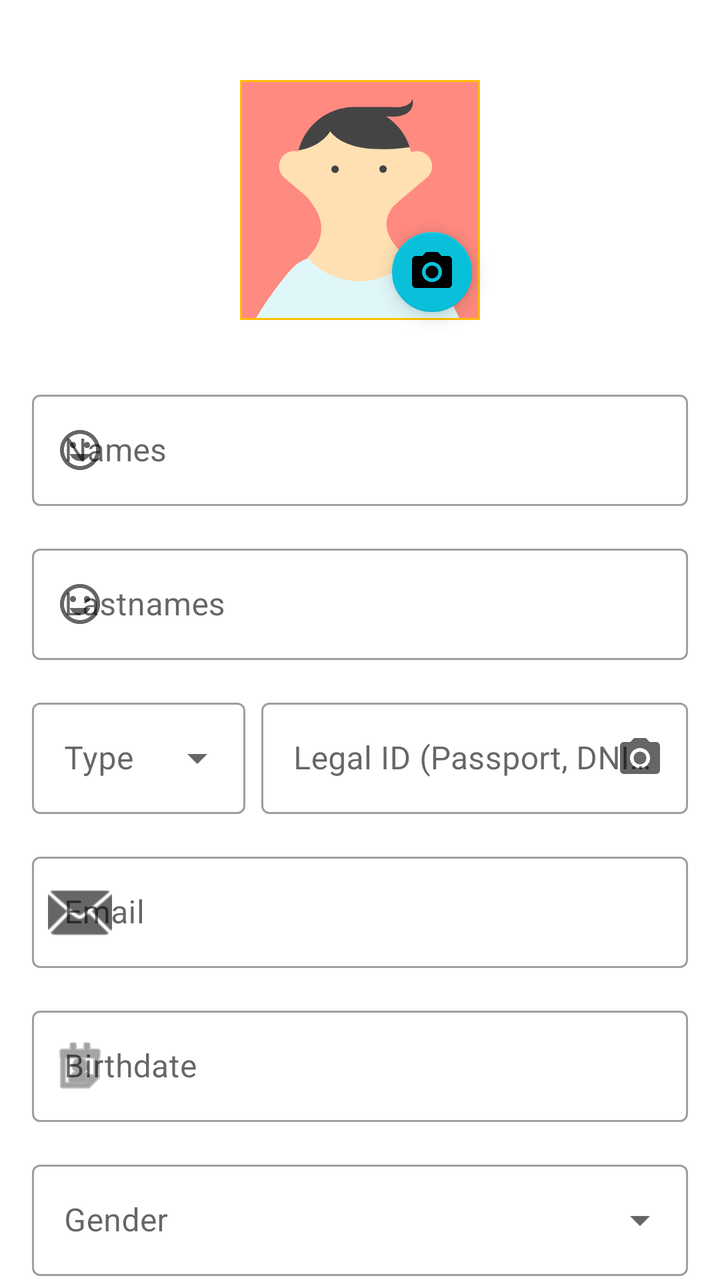
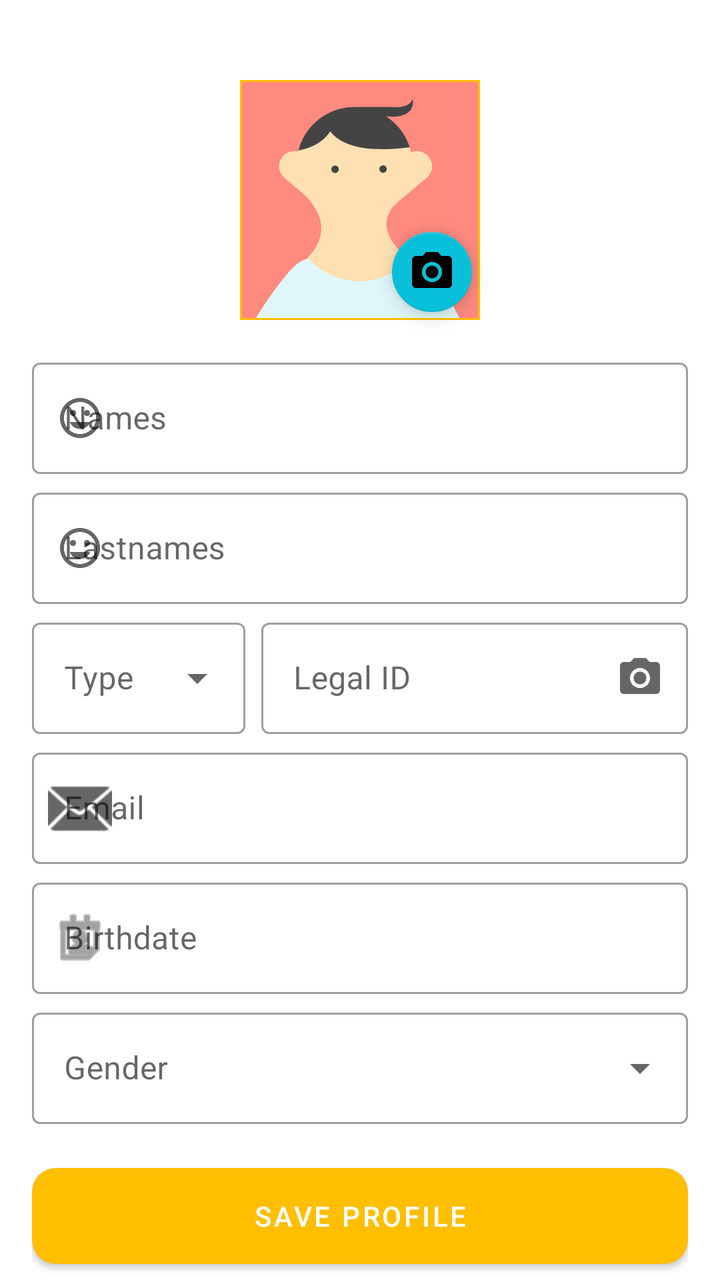

Screens rendered from an Android XML layout before and after an edit, with the pre-edit source and the edit as a unified diff.
<!-- AndroidManifest.xml: application theme Theme.QhagoApp -->
<!-- res/layout/fragment_profile.xml -->
<?xml version="1.0" encoding="utf-8"?>
<androidx.core.widget.NestedScrollView xmlns:android="http://schemas.android.com/apk/res/android"
    xmlns:app="http://schemas.android.com/apk/res-auto"
    xmlns:tools="http://schemas.android.com/tools"
    android:layout_width="match_parent"
    android:layout_height="match_parent"
    android:fillViewport="true"
    android:background="?attr/colorSurface">

    <androidx.constraintlayout.widget.ConstraintLayout
        android:layout_width="match_parent"
        android:layout_height="wrap_content"
        android:paddingHorizontal="@dimen/fragment_horizontal_margin"
        android:paddingVertical="24dp">

        
        <com.google.android.material.imageview.ShapeableImageView
            android:id="@+id/iv_profile_image"
            android:layout_width="120dp"
            android:layout_height="120dp"
            android:layout_marginTop="16dp"
            android:scaleType="centerCrop"
            app:shapeAppearanceOverlay="@style/ShapeAppearance.MaterialComponents.LargeComponent"
            app:strokeColor="?attr/colorPrimary"
            app:strokeWidth="2dp"
            app:layout_constraintTop_toTopOf="parent"
            app:layout_constraintStart_toStartOf="parent"
            app:layout_constraintEnd_toEndOf="parent"
            android:src="@drawable/avatar_1"
            android:contentDescription="@string/profile_image_content_description" />

        <com.google.android.material.floatingactionbutton.FloatingActionButton
            android:id="@+id/fab_edit_image"
            android:layout_width="wrap_content"
            android:layout_height="wrap_content"
            app:fabSize="mini"
            app:srcCompat="@drawable/ic_camera_black_24dp"
            app:layout_constraintBottom_toBottomOf="@id/iv_profile_image"
            app:layout_constraintEnd_toEndOf="@id/iv_profile_image"
            android:contentDescription="@string/profile_image_content_description" />

        
        <com.google.android.material.textfield.TextInputLayout
            android:id="@+id/til_names"
            style="@style/Widget.MaterialComponents.TextInputLayout.OutlinedBox"
            android:layout_width="match_parent"
            android:layout_height="wrap_content"
            android:layout_marginTop="32dp"
            android:hint="@string/prompt_names"
            app:startIconDrawable="@drawable/ic_profile"
            app:layout_constraintTop_toBottomOf="@id/iv_profile_image">

            <com.google.android.material.textfield.TextInputEditText
                android:id="@+id/et_names"
                android:layout_width="match_parent"
                android:layout_height="wrap_content"
                android:inputType="textPersonName" />
        </com.google.android.material.textfield.TextInputLayout>

        
        <com.google.android.material.textfield.TextInputLayout
            android:id="@+id/til_lastnames"
            style="@style/Widget.MaterialComponents.TextInputLayout.OutlinedBox"
            android:layout_width="match_parent"
            android:layout_height="wrap_content"
            android:layout_marginTop="16dp"
            android:hint="@string/prompt_lastnames"
            app:startIconDrawable="@drawable/ic_profile"
            app:layout_constraintTop_toBottomOf="@id/til_names">

            <com.google.android.material.textfield.TextInputEditText
                android:id="@+id/et_lastnames"
                android:layout_width="match_parent"
                android:layout_height="wrap_content"
                android:inputType="textPersonName" />
        </com.google.android.material.textfield.TextInputLayout>

        
        <LinearLayout
            android:id="@+id/ll_document"
            android:layout_width="match_parent"
            android:layout_height="wrap_content"
            android:layout_marginTop="16dp"
            android:orientation="horizontal"
            app:layout_constraintTop_toBottomOf="@id/til_lastnames">

            <com.google.android.material.textfield.TextInputLayout
                android:id="@+id/til_document_type"
                style="@style/Widget.MaterialComponents.TextInputLayout.OutlinedBox.ExposedDropdownMenu"
                android:layout_width="0dp"
                android:layout_height="wrap_content"
                android:layout_weight="1"
                android:hint="Type">

                <AutoCompleteTextView
                    android:id="@+id/act_document_type"
                    android:layout_width="match_parent"
                    android:layout_height="wrap_content"
                    android:inputType="none" />
            </com.google.android.material.textfield.TextInputLayout>

            <com.google.android.material.textfield.TextInputLayout
                android:id="@+id/til_legal_id"
                style="@style/Widget.MaterialComponents.TextInputLayout.OutlinedBox"
                android:layout_width="0dp"
                android:layout_height="wrap_content"
                android:layout_weight="2"
                android:layout_marginStart="8dp"
                android:hint="@string/prompt_legal_id"
                app:endIconMode="custom"
                app:endIconDrawable="@drawable/ic_camera_black_24dp"
                app:endIconContentDescription="Scan ID">

                <com.google.android.material.textfield.TextInputEditText
                    android:id="@+id/et_legal_id"
                    android:layout_width="match_parent"
                    android:layout_height="wrap_content"
                    android:inputType="text" />
            </com.google.android.material.textfield.TextInputLayout>
        </LinearLayout>

        
        <com.google.android.material.textfield.TextInputLayout
            android:id="@+id/til_email"
            style="@style/Widget.MaterialComponents.TextInputLayout.OutlinedBox"
            android:layout_width="match_parent"
            android:layout_height="wrap_content"
            android:layout_marginTop="16dp"
            android:hint="@string/prompt_email"
            app:startIconDrawable="@android:drawable/ic_dialog_email"
            app:layout_constraintTop_toBottomOf="@id/ll_document">

            <com.google.android.material.textfield.TextInputEditText
                android:id="@+id/et_email"
                android:layout_width="match_parent"
                android:layout_height="wrap_content"
                android:inputType="textEmailAddress"
                android:enabled="false" />
        </com.google.android.material.textfield.TextInputLayout>

        
        <com.google.android.material.textfield.TextInputLayout
            android:id="@+id/til_birthdate"
            style="@style/Widget.MaterialComponents.TextInputLayout.OutlinedBox"
            android:layout_width="match_parent"
            android:layout_height="wrap_content"
            android:layout_marginTop="16dp"
            android:hint="@string/prompt_birthdate"
            app:startIconDrawable="@android:drawable/ic_menu_my_calendar"
            app:layout_constraintTop_toBottomOf="@id/til_email">

            <com.google.android.material.textfield.TextInputEditText
                android:id="@+id/et_birthdate"
                android:layout_width="match_parent"
                android:layout_height="wrap_content"
                android:focusable="false"
                android:inputType="none" />
        </com.google.android.material.textfield.TextInputLayout>

        
        <com.google.android.material.textfield.TextInputLayout
            android:id="@+id/til_gender"
            style="@style/Widget.MaterialComponents.TextInputLayout.OutlinedBox.ExposedDropdownMenu"
            android:layout_width="match_parent"
            android:layout_height="wrap_content"
            android:layout_marginTop="16dp"
            android:hint="@string/prompt_gender"
            app:layout_constraintTop_toBottomOf="@id/til_birthdate">

            <AutoCompleteTextView
                android:id="@+id/act_gender"
                android:layout_width="match_parent"
                android:layout_height="wrap_content"
                android:inputType="none" />
        </com.google.android.material.textfield.TextInputLayout>

        
        <com.google.android.material.button.MaterialButton
            android:id="@+id/btn_save_profile"
            android:layout_width="match_parent"
            android:layout_height="60dp"
            android:layout_marginTop="32dp"
            android:text="@string/action_save_profile"
            app:cornerRadius="12dp"
            app:layout_constraintTop_toBottomOf="@id/til_gender" />

        
        <com.google.android.material.button.MaterialButton
            android:id="@+id/btn_change_password"
            style="@style/Widget.MaterialComponents.Button.TextButton"
            android:layout_width="match_parent"
            android:layout_height="60dp"
            android:layout_marginTop="8dp"
            android:layout_marginBottom="16dp"
            android:text="@string/action_change_password"
            app:layout_constraintTop_toBottomOf="@id/btn_save_profile"
            app:layout_constraintBottom_toBottomOf="parent" />

        <ProgressBar
            android:id="@+id/pb_profile_loading"
            android:layout_width="wrap_content"
            android:layout_height="wrap_content"
            android:visibility="gone"
            app:layout_constraintTop_toTopOf="parent"
            app:layout_constraintBottom_toBottomOf="parent"
            app:layout_constraintStart_toStartOf="parent"
            app:layout_constraintEnd_toEndOf="parent" />

    </androidx.constraintlayout.widget.ConstraintLayout>

</androidx.core.widget.NestedScrollView>
<!-- resources referenced by this layout -->
<resources>
  <dimen name="fragment_horizontal_margin">16dp</dimen>
  <!-- drawable avatar_1: vector/xml drawable (drawable, 2395 chars, omitted) -->
  <!-- drawable ic_camera_black_24dp (drawable) -->
  <vector xmlns:android="http://schemas.android.com/apk/res/android"
      android:width="24dp"
      android:height="24dp"
      android:viewportWidth="24.0"
      android:viewportHeight="24.0">
      <path
          android:fillColor="#FF000000"
          android:pathData="M12,12m-3.2,0a3.2,3.2 0,1 1,6.4 0a3.2,3.2 0,1 1,-6.4 0" />
      <path
          android:fillColor="#FF000000"
          android:pathData="M9,2L7.17,4H4c-1.1,0 -2,0.9 -2,2v12c0,1.1 0.9,2 2,2h16c1.1,0 2,-0.9 2,-2V6c0,-1.1 -0.9,-2 -2,-2h-3.17L15,2H9zm3,15c-2.76,0 -5,-2.24 -5,-5s2.24,-5 5,-5 5,2.24 5,5 -2.24,5 -5,5z" />
  </vector>
  <!-- drawable ic_profile (drawable) -->
  <vector xmlns:android="http://schemas.android.com/apk/res/android" android:height="24dp" android:tint="#000000" android:viewportHeight="960" android:viewportWidth="960" android:width="24dp">
        
      <path android:fillColor="@android:color/white" android:pathData="M620,440Q645,440 662.5,422.5Q680,405 680,380Q680,355 662.5,337.5Q645,320 620,320Q595,320 577.5,337.5Q560,355 560,380Q560,405 577.5,422.5Q595,440 620,440ZM340,440Q365,440 382.5,422.5Q400,405 400,380Q400,355 382.5,337.5Q365,320 340,320Q315,320 297.5,337.5Q280,355 280,380Q280,405 297.5,422.5Q315,440 340,440ZM603.5,661.5Q659,623 684,560L276,560Q301,623 356.5,661.5Q412,700 480,700Q548,700 603.5,661.5ZM324,848.5Q251,817 197,763Q143,709 111.5,636Q80,563 80,480Q80,397 111.5,324Q143,251 197,197Q251,143 324,111.5Q397,80 480,80Q563,80 636,111.5Q709,143 763,197Q817,251 848.5,324Q880,397 880,480Q880,563 848.5,636Q817,709 763,763Q709,817 636,848.5Q563,880 480,880Q397,880 324,848.5ZM480,480Q480,480 480,480Q480,480 480,480Q480,480 480,480Q480,480 480,480Q480,480 480,480Q480,480 480,480Q480,480 480,480Q480,480 480,480ZM707,707Q800,614 800,480Q800,346 707,253Q614,160 480,160Q346,160 253,253Q160,346 160,480Q160,614 253,707Q346,800 480,800Q614,800 707,707Z"/>
      
  </vector>
  <string name="action_change_password">Change Password</string>
  <string name="action_save_profile">Save Profile</string>
  <string name="profile_image_content_description">Profile Picture</string>
  <string name="prompt_birthdate">Birthdate</string>
  <string name="prompt_email">Email</string>
  <string name="prompt_gender">Gender</string>
  <string name="prompt_lastnames">Lastnames</string>
  <string name="prompt_legal_id">Legal ID (Passport, DNI, RUT)</string>
  <string name="prompt_names">Names</string>
  <style name="Theme.QhagoApp" parent="Theme.MaterialComponents.DayNight.DarkActionBar">
          
          <item name="colorPrimary">@color/purple_500</item>
          <item name="colorPrimaryVariant">@color/purple_700</item>
          <item name="colorOnPrimary">@color/white</item>
          
          <item name="colorSecondary">@color/teal_200</item>
          <item name="colorSecondaryVariant">@color/teal_700</item>
          <item name="colorOnSecondary">@color/black</item>
          
          <item name="android:statusBarColor">?attr/colorPrimaryVariant</item>
          
      </style>
  <color name="purple_500">#FFBE00</color>
  <color name="purple_700">#FF9700</color>
  <color name="white">#FFFFFFFF</color>
  <color name="teal_200">#09C0DB</color>
  <color name="teal_700">#007F95</color>
  <color name="black">#FF000000</color>
</resources>

<!-- the commit's change to res/layout/fragment_profile.xml (unified diff, before → after) -->
@@ -45,7 +45,7 @@
             style="@style/Widget.MaterialComponents.TextInputLayout.OutlinedBox"
             android:layout_width="match_parent"
             android:layout_height="wrap_content"
-            android:layout_marginTop="32dp"
+            android:layout_marginTop="16dp"
             android:hint="@string/prompt_names"
             app:startIconDrawable="@drawable/ic_profile"
             app:layout_constraintTop_toBottomOf="@id/iv_profile_image">
@@ -63,7 +63,7 @@
             style="@style/Widget.MaterialComponents.TextInputLayout.OutlinedBox"
             android:layout_width="match_parent"
             android:layout_height="wrap_content"
-            android:layout_marginTop="16dp"
+            android:layout_marginTop="4dp"
             android:hint="@string/prompt_lastnames"
             app:startIconDrawable="@drawable/ic_profile"
             app:layout_constraintTop_toBottomOf="@id/til_names">
@@ -80,7 +80,7 @@
             android:id="@+id/ll_document"
             android:layout_width="match_parent"
             android:layout_height="wrap_content"
-            android:layout_marginTop="16dp"
+            android:layout_marginTop="4dp"
             android:orientation="horizontal"
             app:layout_constraintTop_toBottomOf="@id/til_lastnames">
 
@@ -125,7 +125,7 @@
             style="@style/Widget.MaterialComponents.TextInputLayout.OutlinedBox"
             android:layout_width="match_parent"
             android:layout_height="wrap_content"
-            android:layout_marginTop="16dp"
+            android:layout_marginTop="4dp"
             android:hint="@string/prompt_email"
             app:startIconDrawable="@android:drawable/ic_dialog_email"
             app:layout_constraintTop_toBottomOf="@id/ll_document">
@@ -144,7 +144,7 @@
             style="@style/Widget.MaterialComponents.TextInputLayout.OutlinedBox"
             android:layout_width="match_parent"
             android:layout_height="wrap_content"
-            android:layout_marginTop="16dp"
+            android:layout_marginTop="4dp"
             android:hint="@string/prompt_birthdate"
             app:startIconDrawable="@android:drawable/ic_menu_my_calendar"
             app:layout_constraintTop_toBottomOf="@id/til_email">
@@ -163,7 +163,7 @@
             style="@style/Widget.MaterialComponents.TextInputLayout.OutlinedBox.ExposedDropdownMenu"
             android:layout_width="match_parent"
             android:layout_height="wrap_content"
-            android:layout_marginTop="16dp"
+            android:layout_marginTop="4dp"
             android:hint="@string/prompt_gender"
             app:layout_constraintTop_toBottomOf="@id/til_birthdate">
 
@@ -179,7 +179,7 @@
             android:id="@+id/btn_save_profile"
             android:layout_width="match_parent"
             android:layout_height="60dp"
-            android:layout_marginTop="32dp"
+            android:layout_marginTop="16dp"
             android:text="@string/action_save_profile"
             app:cornerRadius="12dp"
             app:layout_constraintTop_toBottomOf="@id/til_gender" />
<!-- resource entries referenced after the edit -->
@@ -28,7 +28,7 @@
   <string name="prompt_email">Email</string>
   <string name="prompt_gender">Gender</string>
   <string name="prompt_lastnames">Lastnames</string>
-  <string name="prompt_legal_id">Legal ID (Passport, DNI, RUT)</string>
+  <string name="prompt_legal_id">Legal ID</string>
   <string name="prompt_names">Names</string>
   <style name="Theme.QhagoApp" parent="Theme.MaterialComponents.DayNight.DarkActionBar">
           
